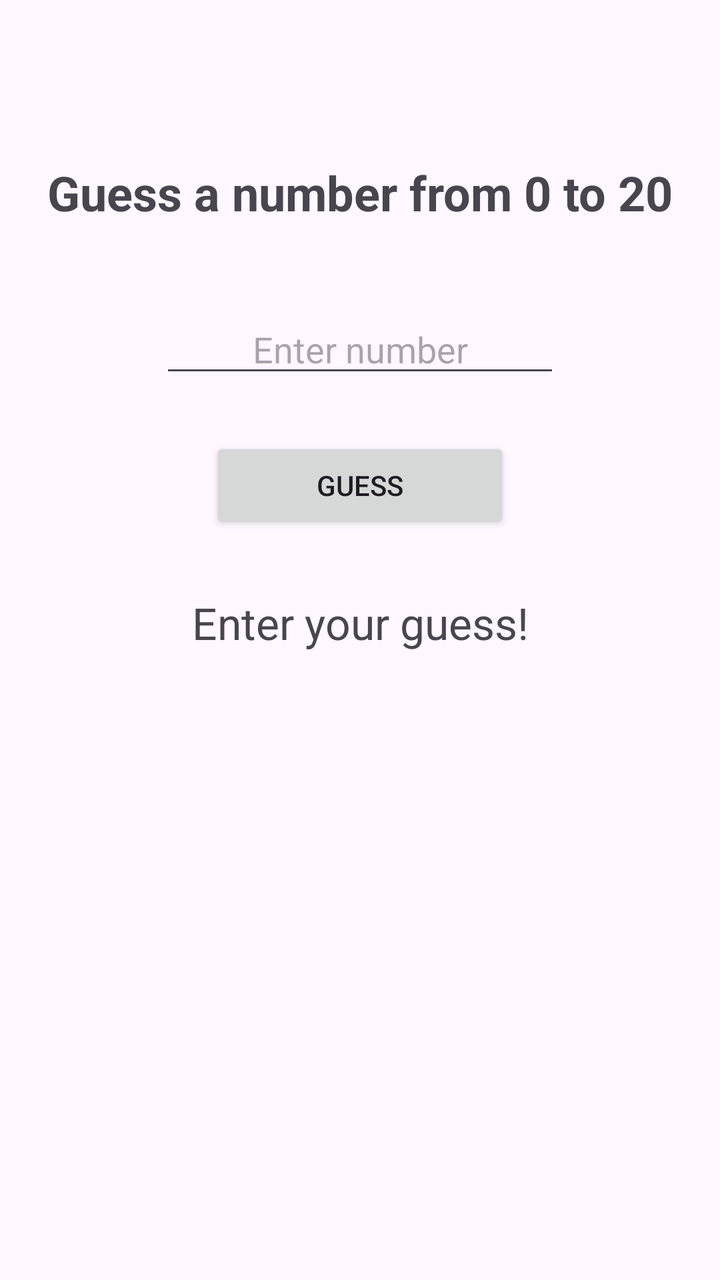
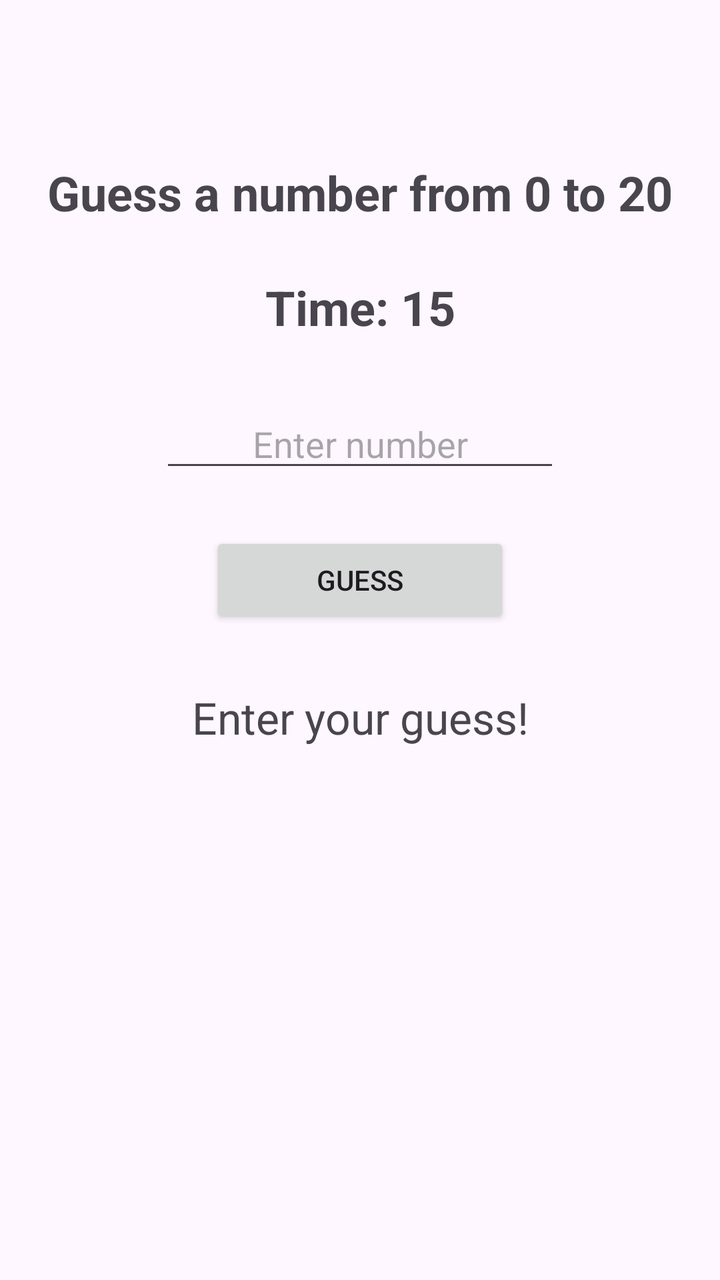

Compare the two renders of this Android layout. The source of the first and the diff that turns it into the second are given below.
<!-- AndroidManifest.xml: application theme Theme.GuessTheNumber -->
<!-- res/layout/activity_main.xml -->
<?xml version="1.0" encoding="utf-8"?>
<androidx.constraintlayout.widget.ConstraintLayout
    xmlns:android="http://schemas.android.com/apk/res/android"
    xmlns:app="http://schemas.android.com/apk/res-auto"
    xmlns:tools="http://schemas.android.com/tools"
    android:layout_width="match_parent"
    android:layout_height="match_parent"
    tools:context=".MainActivity">

    <TextView
        android:id="@+id/textView"
        android:layout_width="wrap_content"
        android:layout_height="wrap_content"
        android:text="Guess a number from 0 to 20"
        android:textSize="24sp"
        android:textStyle="bold"
        app:layout_constraintTop_toTopOf="parent"
        app:layout_constraintStart_toStartOf="parent"
        app:layout_constraintEnd_toEndOf="parent"
        android:layout_marginTop="80dp" />

    <EditText
        android:id="@+id/editTextText"
        android:layout_width="200dp"
        android:layout_height="wrap_content"
        android:hint="Enter number"
        android:inputType="number"
        android:gravity="center"
        app:layout_constraintTop_toBottomOf="@id/textView"
        app:layout_constraintStart_toStartOf="parent"
        app:layout_constraintEnd_toEndOf="parent"
        android:layout_marginTop="40dp" />

    <Button
        android:id="@+id/button"
        android:layout_width="150dp"
        android:layout_height="wrap_content"
        android:text="GUESS"
        app:layout_constraintTop_toBottomOf="@id/editTextText"
        app:layout_constraintStart_toStartOf="parent"
        app:layout_constraintEnd_toEndOf="parent"
        android:layout_marginTop="25dp" />

    <TextView
        android:id="@+id/textView2"
        android:layout_width="wrap_content"
        android:layout_height="wrap_content"
        android:text="Enter your guess!"
        android:textSize="22sp"
        app:layout_constraintTop_toBottomOf="@id/button"
        app:layout_constraintStart_toStartOf="parent"
        app:layout_constraintEnd_toEndOf="parent"
        android:layout_marginTop="30dp" />

</androidx.constraintlayout.widget.ConstraintLayout>
<!-- resources referenced by this layout -->
<resources>
  <style name="Theme.GuessTheNumber" parent="Base.Theme.GuessTheNumber" />
  <style name="Base.Theme.GuessTheNumber" parent="Theme.Material3.DayNight.NoActionBar">
          
          
      </style>
</resources>

<!-- the commit's change to res/layout/activity_main.xml (unified diff, before → after) -->
@@ -19,6 +19,18 @@
         app:layout_constraintEnd_toEndOf="parent"
         android:layout_marginTop="80dp" />
 
+    <TextView
+        android:id="@+id/timerText"
+        android:layout_width="wrap_content"
+        android:layout_height="wrap_content"
+        android:text="Time: 15"
+        android:textSize="24sp"
+        android:textStyle="bold"
+        app:layout_constraintTop_toBottomOf="@id/textView"
+        app:layout_constraintStart_toStartOf="parent"
+        app:layout_constraintEnd_toEndOf="parent"
+        android:layout_marginTop="25dp" />
+
     <EditText
         android:id="@+id/editTextText"
         android:layout_width="200dp"
@@ -26,10 +38,10 @@
         android:hint="Enter number"
         android:inputType="number"
         android:gravity="center"
-        app:layout_constraintTop_toBottomOf="@id/textView"
+        app:layout_constraintTop_toBottomOf="@id/timerText"
         app:layout_constraintStart_toStartOf="parent"
         app:layout_constraintEnd_toEndOf="parent"
-        android:layout_marginTop="40dp" />
+        android:layout_marginTop="30dp" />
 
     <Button
         android:id="@+id/button"
